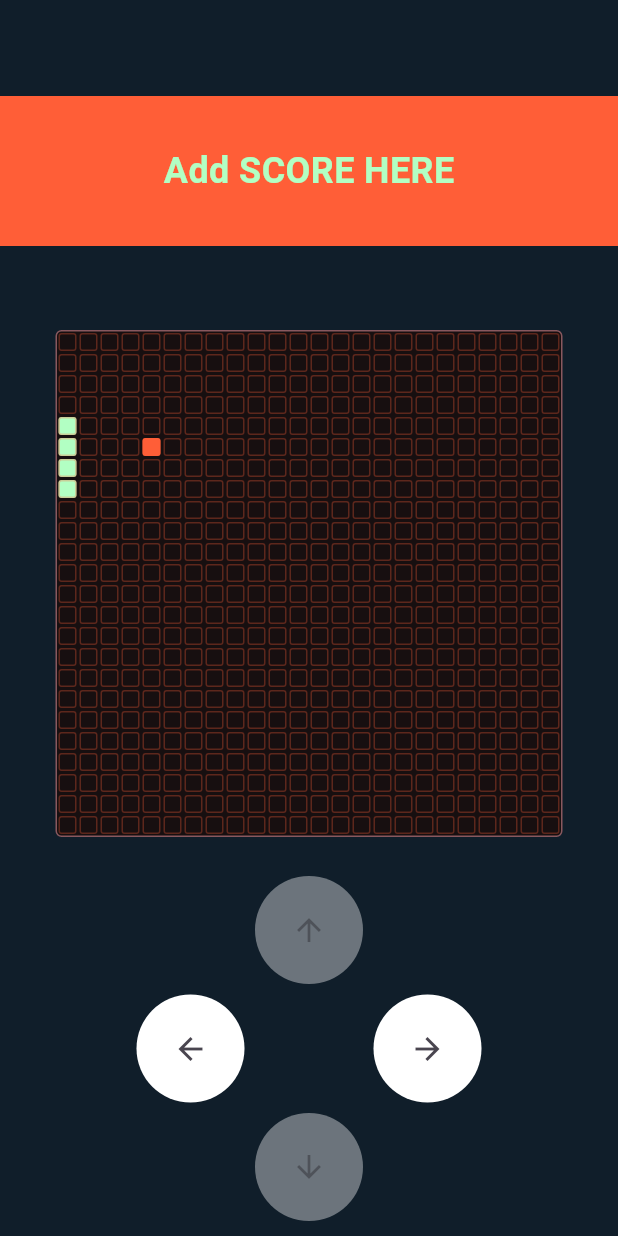
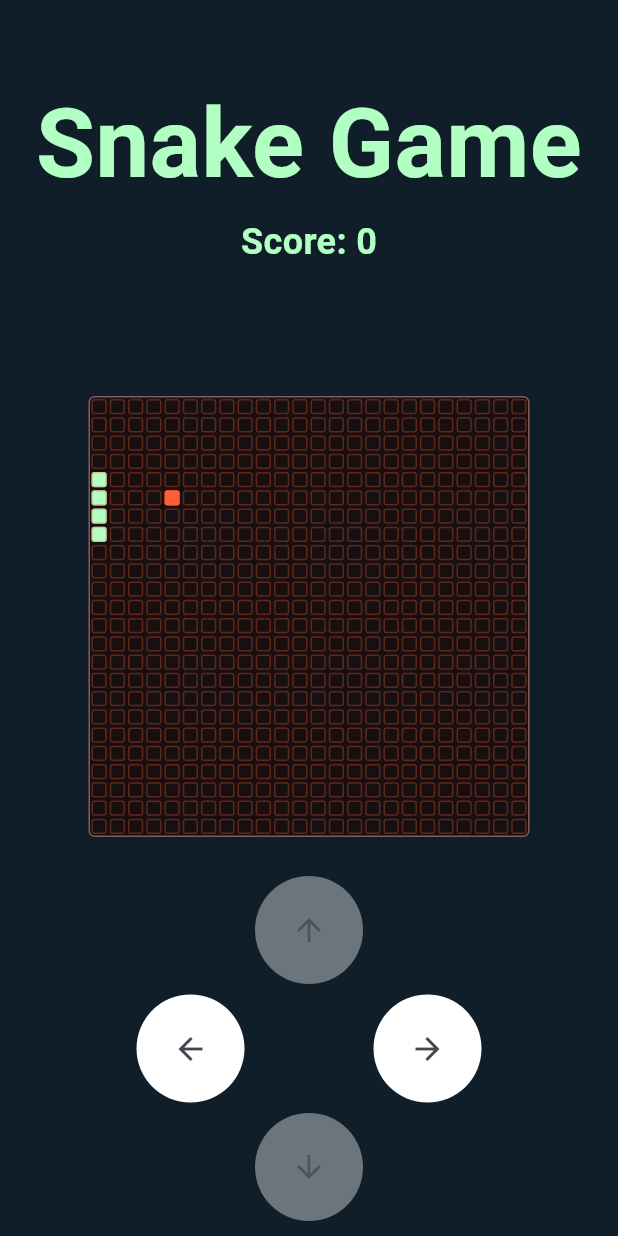
Before and after one commit to art1-si/snake, a Flutter app: the SneakGameScreen screen opened by its route, after a tap on "Play", on a phone screen of 412 x 824 dp. Run offline on Flutter 3.47's test engine with Material 3 defaults, Android fonts, the phone set to English and light mode, and no system bars; our stand-ins replace bloc, flutter_bloc, go_router.

```diff
--- a/lib/presentation/navigation/router.dart
+++ b/lib/presentation/navigation/router.dart
@@ -39,7 +39,7 @@ class AppRouter {
       NavigationRoute.home => const HomeScreen(),
       NavigationRoute.settings => const SettingsScreen(),
       NavigationRoute.leaderboard => const LeaderboardScreen(),
-      NavigationRoute.snakeGame => const SneakGameScreen(),
+      NavigationRoute.snakeGame => SneakGameScreen.create(),
     };
   }
 }
--- a/lib/presentation/screens/snake_game/game_engine/models/sprite.dart
+++ b/lib/presentation/screens/snake_game/game_engine/models/sprite.dart
@@ -3,7 +3,6 @@ import 'package:flutter/material.dart';
 import 'package:snake/presentation/screens/snake_game/game_engine/models/movement_behaviour.dart';
 import 'package:snake/presentation/screens/snake_game/game_engine/models/pixel.dart';
 import 'package:snake/presentation/screens/snake_game/widgets/direction_controls/direction_control_cluster.dart';
-import 'package:snake/tools/logger/logger.dart';
 
 sealed class Sprite {
   Sprite({
@@ -58,7 +57,6 @@ sealed class MovableSprite extends Sprite {
 
       return state[index - 1];
     }).toList();
-    Logger.debug('newPixels: $newPixels');
     pixelsNotifier.value = newPixels;
   }
 
--- a/lib/presentation/screens/snake_game/widgets/snake_game/view/gameplay_bloc_provider.dart
+++ /dev/null
@@ -1,20 +0,0 @@
-import 'package:flutter/material.dart';
-import 'package:flutter_bloc/flutter_bloc.dart';
-import 'package:snake/presentation/screens/snake_game/widgets/snake_game/bloc/gameplay_bloc/gameplay_bloc.dart';
-
-class GameplayBlocProvider extends StatelessWidget {
-  const GameplayBlocProvider({
-    super.key,
-    required this.child,
-  });
-
-  final Widget child;
-
-  @override
-  Widget build(BuildContext context) {
-    return BlocProvider(
-      create: (context) => GameplayBloc(),
-      child: child,
-    );
-  }
-}
--- a/lib/presentation/screens/snake_game/widgets/snake_game/view/snake_game.dart
+++ b/lib/presentation/screens/snake_game/widgets/snake_game/view/snake_game.dart
@@ -1,3 +1,5 @@
+import 'dart:ui';
+
 import 'package:snake/presentation/screens/snake_game/difficulty_level/model/difficulty_level.dart';
 import 'package:snake/presentation/screens/snake_game/game_engine/models/sprite.dart';
 import 'package:snake/presentation/screens/snake_game/game_engine/view/game_widget.dart';
@@ -10,15 +12,19 @@ class SnakeGame extends GameWidget {
     required DifficultyLevel difficultyLevel,
     required super.directionController,
     required super.gameplayController,
+    this.onAppleEaten,
   }) : super(
           pixelDensity: difficultyLevel.pixelDensity,
         );
+
+  final VoidCallback? onAppleEaten;
 
   @override
   void onCollisionWithOtherSprite(Sprite sprite1, Sprite sprite2) {
     if (sprite1 is SnakeSprite && sprite2 is AppleSprite) {
       sprite1.grow();
       sprite2.respawn(unavailablePixelOffsets: sprite1.pixels);
+      onAppleEaten?.call();
     }
     return;
   }
--- a/lib/presentation/screens/snake_game/widgets/snake_game/view/snake_game_screen.dart
+++ b/lib/presentation/screens/snake_game/widgets/snake_game/view/snake_game_screen.dart
@@ -1,17 +1,28 @@
 import 'package:flutter/material.dart';
+import 'package:flutter_bloc/flutter_bloc.dart';
 import 'package:snake/presentation/screens/snake_game/difficulty_level/bloc/difficulty_level_selector_bloc.dart';
 import 'package:snake/presentation/screens/snake_game/game_engine/controller/direction_controller.dart';
 import 'package:snake/presentation/screens/snake_game/game_engine/controller/gameplay_controller.dart';
 import 'package:snake/presentation/screens/snake_game/widgets/direction_controls/direction_control_cluster.dart';
-import 'package:snake/presentation/screens/snake_game/widgets/snake_game/view/gameplay_bloc_provider.dart';
-import 'package:snake/presentation/screens/snake_game/widgets/snake_game/view/gameplay_controller_listener.dart';
+import 'package:snake/presentation/screens/snake_game/widgets/snake_game/bloc/gameplay_bloc/gameplay_bloc.dart';
+import 'package:snake/presentation/screens/snake_game/widgets/snake_game/view/widgets/gameplay_controller_listener.dart';
 import 'package:snake/presentation/screens/snake_game/widgets/snake_game/view/snake_game.dart';
-import 'package:snake/presentation/screens/snake_game/widgets/snake_game/view/gameplay_control_overlay.dart';
+import 'package:snake/presentation/screens/snake_game/widgets/snake_game/view/widgets/gameplay_control_overlay.dart';
+import 'package:snake/presentation/screens/snake_game/widgets/snake_game/view/widgets/score_display.dart';
 import 'package:snake/presentation/theme/app_colors.dart';
 import 'package:snake/presentation/theme/styled_text.dart';
 
 class SneakGameScreen extends StatefulWidget {
-  const SneakGameScreen({super.key});
+  const SneakGameScreen._({super.key});
+
+  static Widget create({Key? key}) {
+    return BlocProvider(
+      create: (context) => GameplayBloc(),
+      child: SneakGameScreen._(
+        key: key,
+      ),
+    );
+  }
 
   @override
   State<SneakGameScreen> createState() => _SneakGameScreenState();
@@ -22,22 +33,16 @@ class _SneakGameScreenState extends State<SneakGameScreen> {
   final gameplayController = GameplayController();
   @override
   Widget build(BuildContext context) {
-    return GameplayBlocProvider(
-      child: GameplayControllerListener(
+    return GameplayControllerListener(
       gameplayController: gameplayController,
       child: Scaffold(
         backgroundColor: AppColors.background,
         body: Column(
           children: [
             const SizedBox(height: 64),
-              Container(
-                height: 100,
-                color: AppColors.primary,
-                alignment: Alignment.center,
-                child: StyledText.heading2(
-                  'Add SCORE HERE',
-                ),
-              ),
+            StyledText.heading1('Snake Game'),
+            const SizedBox(height: 16),
+            const ScoreDisplay(),
             Center(
               child: GameplayControlOverlay(
                 gameplayController: gameplayController,
@@ -49,6 +54,9 @@ class _SneakGameScreenState extends State<SneakGameScreen> {
                   difficultyLevel: DifficultyLevelSelectorState.easy().difficultyLevel,
                   directionController: directionController,
                   gameplayController: gameplayController,
+                  onAppleEaten: () {
+                    context.read<GameplayBloc>().add(const AppleEaten());
+                  },
                 ),
               ),
             ),
@@ -58,7 +66,6 @@ class _SneakGameScreenState extends State<SneakGameScreen> {
           ],
         ),
       ),
-      ),
     );
   }
 }
--- /dev/null
+++ b/lib/presentation/screens/snake_game/widgets/snake_game/view/widgets/score_display.dart
@@ -0,0 +1,29 @@
+import 'package:flutter/material.dart';
+import 'package:flutter_bloc/flutter_bloc.dart';
+import 'package:snake/presentation/screens/snake_game/widgets/snake_game/bloc/gameplay_bloc/gameplay_bloc.dart';
+import 'package:snake/presentation/theme/styled_text.dart';
+
+class ScoreDisplay extends StatelessWidget {
+  const ScoreDisplay({super.key});
+
+  @override
+  Widget build(BuildContext context) {
+    return SizedBox(
+      height: 64,
+      child: BlocBuilder<GameplayBloc, GameplayState>(
+        builder: (context, state) {
+          switch (state) {
+            case GameplayInitial():
+            case GameOnPaused():
+            case GameOver():
+              return const SizedBox();
+            case GameInProgress():
+              return StyledText.heading2(
+                'Score: ${state.score}',
+              );
+          }
+        },
+      ),
+    );
+  }
+}
```
Also changed, not shown: lib/presentation/screens/snake_game/widgets/snake_game/view/widgets/gameplay_control_overlay.dart (renamed from lib/presentation/screens/snake_game/widgets/snake_game/view/gameplay_control_overlay.dart), lib/presentation/screens/snake_game/widgets/snake_game/view/widgets/gameplay_controller_listener.dart (renamed from lib/presentation/screens/snake_game/widgets/snake_game/view/gameplay_controller_listener.dart). Lines whose indentation alone changed are shown as unchanged.
